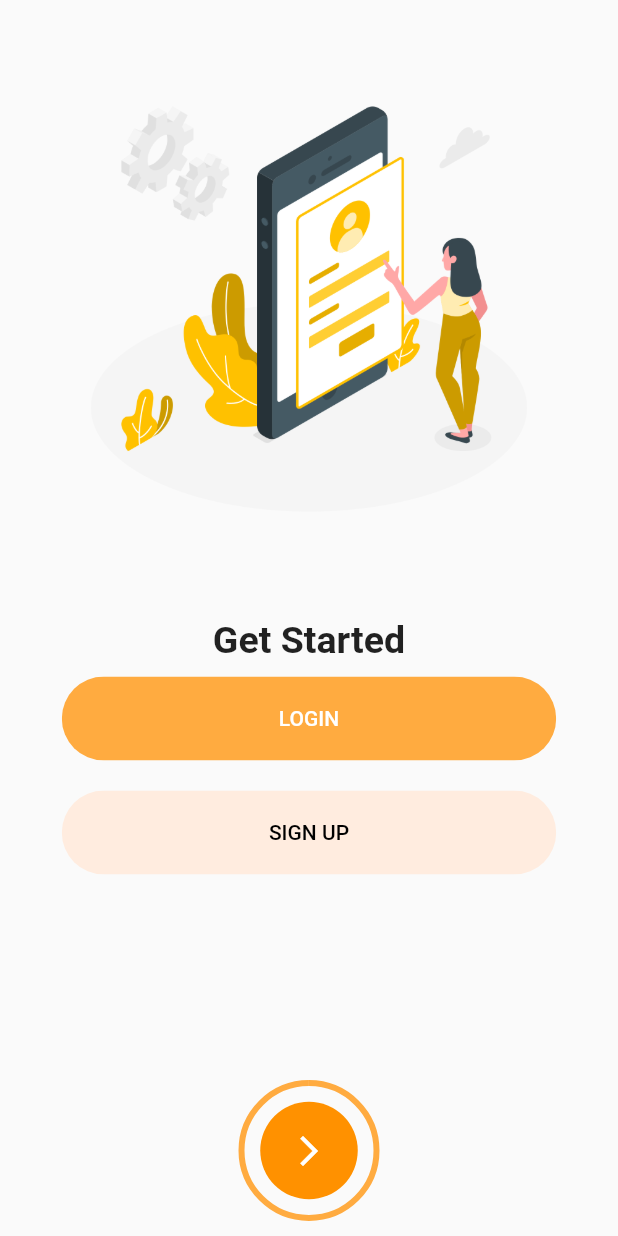
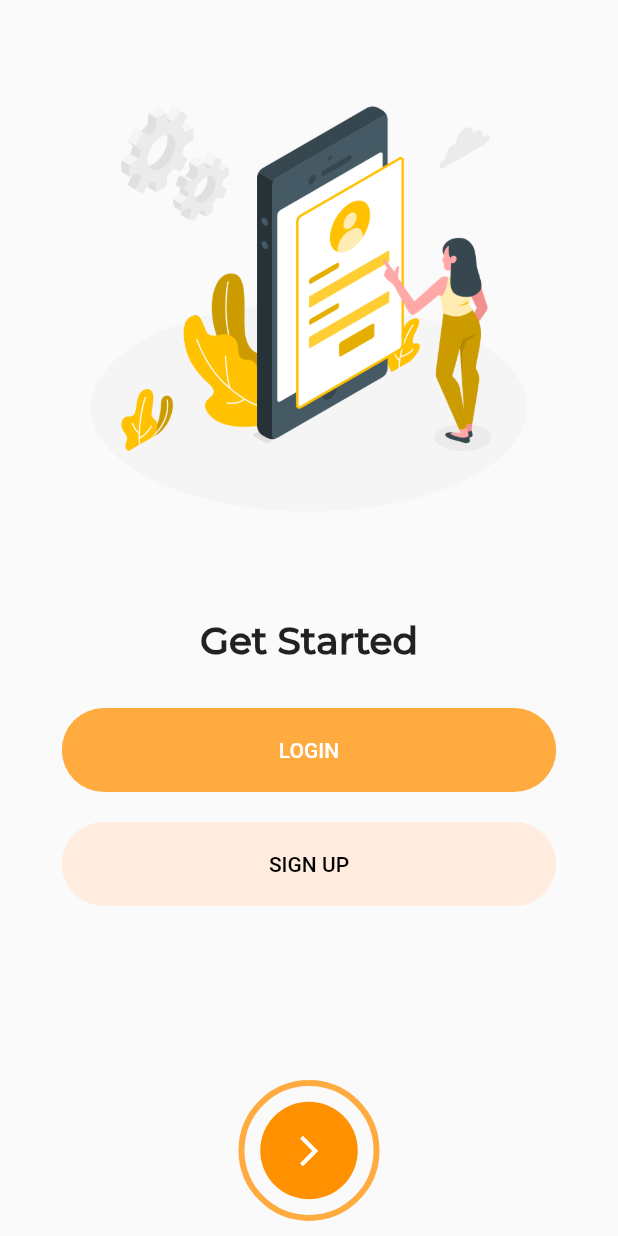
Before and after one commit to atharvasaraf123/Food4All, a Flutter app: the screen it shows after launch, swiped to page 4, on a phone screen of 412 x 824 dp. Run offline on Flutter 3.47's test engine with Material 2 defaults, Android fonts, the phone set to English and light mode, and no system bars; our stand-ins replace bubble_bottom_bar, cached_network_image, cloud_firestore, dotted_border, firebase_auth, firebase_core and 17 more; missing offline and left inert: android_intent, geocoder; accounts and stored records are empty.

Commit message:
Font chages

```diff
--- a/flutter_app/lib/OnBoarding/Intro_page.dart
+++ b/flutter_app/lib/OnBoarding/Intro_page.dart
@@ -93,9 +93,11 @@ class _IntroPageState extends State<IntroPage> {
                       style: TextStyle(
                         fontWeight: FontWeight.bold,
                         fontSize: 25,
+                        fontFamily: 'MontserratMed',
                       ),
                       textAlign: TextAlign.center,
                     ),
+                    SizedBox(height: 20,),
                     Expanded(child: _displaybutton())
                     // _displaybutton(),
                   ],
```
Also changed, not shown: 1 other file.
